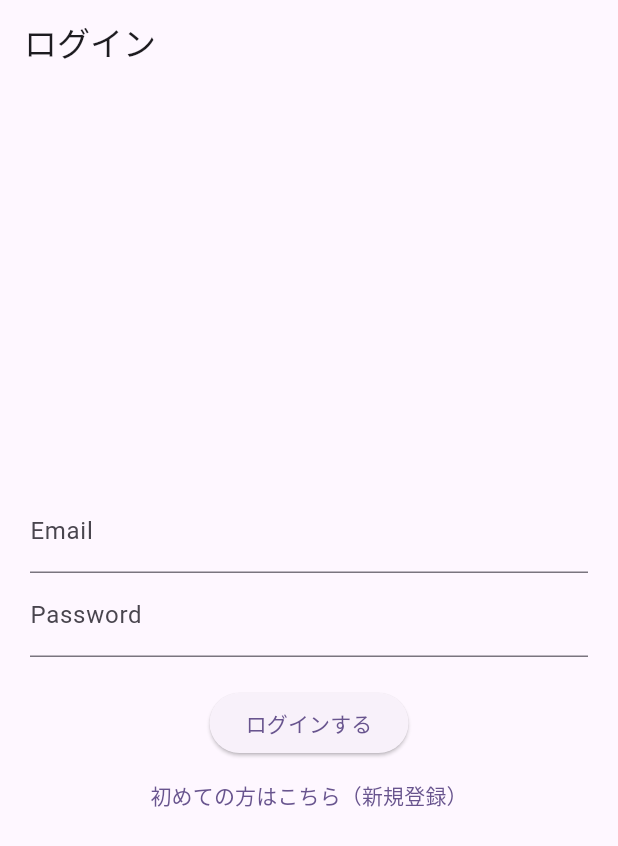
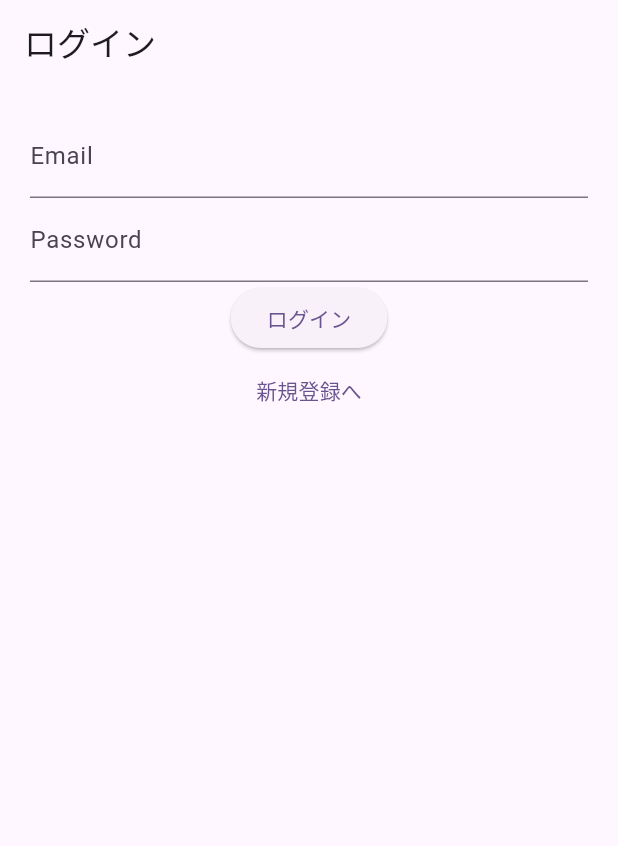
Before and after one commit to yurienamekawa/muds_hackathon_vol3, a Flutter app: the screen it shows after launch, on a phone screen of 412 x 824 dp. Shown: the top 846 px of the screen. Run offline on Flutter 3.47's test engine with Material 3 defaults, Android fonts, the phone set to English and light mode, and no system bars; our stand-ins replace flutter_dotenv, google_generative_ai, supabase_flutter; accounts and stored records are empty.

```diff
--- a/lib/main.dart
+++ b/lib/main.dart
@@ -1,9 +1,9 @@
 import 'package:flutter/material.dart';
 import 'package:flutter_dotenv/flutter_dotenv.dart';
 import 'package:supabase_flutter/supabase_flutter.dart';
+
+// 各画面のインポート（ファイルの場所が正しければこのままです）
 import 'screens/0_login.dart';
-
-// 各画面のインポート
 import 'screens/1_home.dart';
 import 'screens/2_input.dart';
 import 'screens/4_analytics.dart';
@@ -34,16 +34,13 @@ class MyApp extends StatelessWidget {
       theme: ThemeData(
         colorScheme: ColorScheme.fromSeed(seedColor: Colors.deepPurple),
       ),
-      // 🌟 ここで「ログインしているか？」を常に監視する仕組みに切り替えます
+      // 🌟 ここでログイン状態を常に監視して自動で画面を切り替えます
       home: StreamBuilder<AuthState>(
         stream: Supabase.instance.client.auth.onAuthStateChange,
         builder: (context, snapshot) {
-          // セッション情報があればログイン済みとみなす
-          if (snapshot.hasData && snapshot.data?.session != null) {
-            return const RootScreen();
-          }
-          // なければログイン画面へ
-          return const LoginScreen();
+          final session = snapshot.data?.session;
+          // セッションがあればメイン画面(RootScreen)へ、なければログイン画面へ
+          return session != null ? const RootScreen() : const LoginScreen();
         },
       ),
     );
@@ -60,7 +57,6 @@ class RootScreen extends StatefulWidget {
 class _RootScreenState extends State<RootScreen> {
   int _selectedIndex = 0;
   String _savedText = '';
-  final int _currentCoins = 128; // constは外しました
 
   void _onTabTapped(int index) {
     setState(() {
@@ -84,14 +80,13 @@ class _RootScreenState extends State<RootScreen> {
   @override
   Widget build(BuildContext context) {
     final pages = [
-      const HomeScreen(), // 引数を削除して、const を付けます！
+      const HomeScreen(),
       InputScreen(
         initialText: _savedText,
         onSave: _saveText,
         onBack: _goBack,
       ),
       const AnalyticsScreen(),
-
     ];
 
     return Scaffold(
@@ -102,6 +97,7 @@ class _RootScreenState extends State<RootScreen> {
         selectedItemColor: const Color(0xFFFF5A79),
         unselectedItemColor: Colors.grey,
         showUnselectedLabels: true,
+        type: BottomNavigationBarType.fixed, // 3つ以上の場合に必要になることがあります
         items: const [
           BottomNavigationBarItem(icon: Icon(Icons.home), label: 'ホーム'),
           BottomNavigationBarItem(icon: Icon(Icons.edit), label: '入力'),
--- a/lib/screens/0_login.dart
+++ b/lib/screens/0_login.dart
@@ -11,37 +11,28 @@ class LoginScreen extends StatefulWidget {
 class _LoginScreenState extends State<LoginScreen> {
   final _emailController = TextEditingController();
   final _passwordController = TextEditingController();
-  bool _isSignUp = false; // 登録モードかログインモードかを切り替えるスイッチ
+  bool _isSignUp = false;
 
   Future<void> _submit() async {
     final client = Supabase.instance.client;
     try {
       if (_isSignUp) {
-        // 新規登録を実行
         final authResult = await client.auth.signUp(
           email: _emailController.text,
           password: _passwordController.text,
         );
-
-        // 登録成功かつユーザー情報が取得できたら、usersテーブルにも行を追加
         if (authResult.user != null) {
           await client.from('users').insert({
             'id': authResult.user!.id,
             'user_name': _emailController.text,
           });
         }
-
-        if (mounted) {
-          ScaffoldMessenger.of(context).showSnackBar(const SnackBar(content: Text('登録完了！確認メールをチェックしてください')));
-        }
       } else {
-        // ログインを実行
         await client.auth.signInWithPassword(
           email: _emailController.text,
           password: _passwordController.text,
         );
       }
-      // 成功したら main.dart の StreamBuilder が自動で画面を RootScreen に切り替えます
     } catch (e) {
       if (mounted) {
         ScaffoldMessenger.of(context).showSnackBar(SnackBar(content: Text('エラー: $e')));
@@ -56,26 +47,11 @@ class _LoginScreenState extends State<LoginScreen> {
       body: Padding(
         padding: const EdgeInsets.all(20),
         child: Column(
-          mainAxisAlignment: MainAxisAlignment.center,
           children: [
-            TextField(
-              controller: _emailController,
-              decoration: const InputDecoration(labelText: 'Email')
-            ),
-            TextField(
-              controller: _passwordController,
-              decoration: const InputDecoration(labelText: 'Password'),
-              obscureText: true
-            ),
-            const SizedBox(height: 20),
-            ElevatedButton(
-              onPressed: _submit,
-              child: Text(_isSignUp ? '登録する' : 'ログインする'),
-            ),
-            TextButton(
-              onPressed: () => setState(() => _isSignUp = !_isSignUp),
-              child: Text(_isSignUp ? 'すでに登録済みの方はこちら' : '初めての方はこちら（新規登録）'),
-            ),
+            TextField(controller: _emailController, decoration: const InputDecoration(labelText: 'Email')),
+            TextField(controller: _passwordController, decoration: const InputDecoration(labelText: 'Password'), obscureText: true),
+            ElevatedButton(onPressed: _submit, child: Text(_isSignUp ? '登録' : 'ログイン')),
+            TextButton(onPressed: () => setState(() => _isSignUp = !_isSignUp), child: Text(_isSignUp ? 'ログインへ' : '新規登録へ')),
           ],
         ),
       ),
```
Also changed, not shown: lib/screens/1_home.dart (+15 -6 lines).
